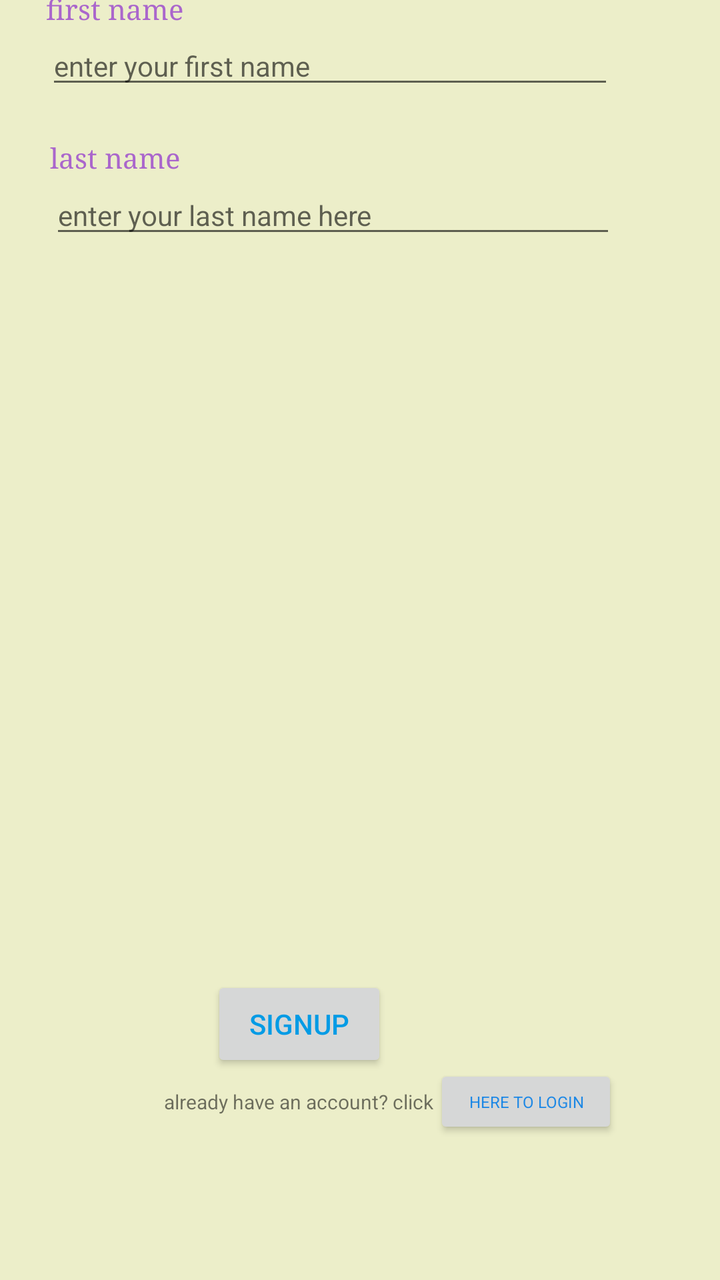
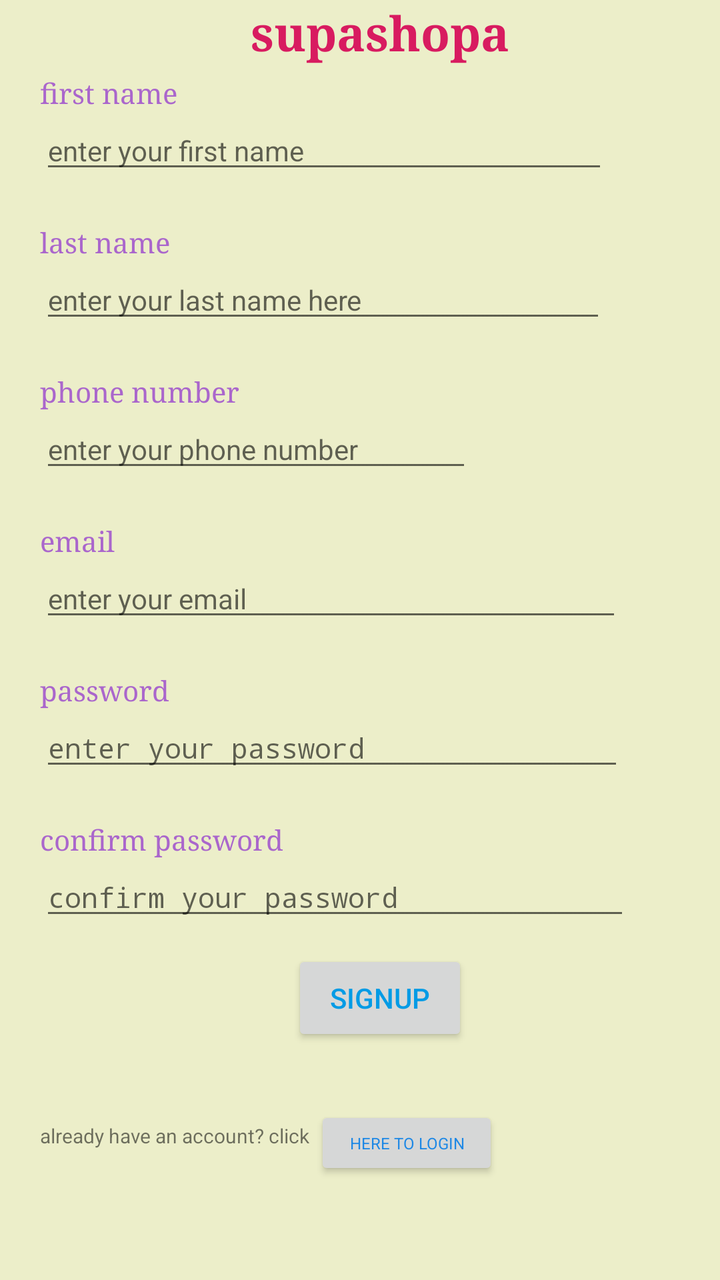

An Android layout rendered at two revisions. The XML below is the earlier revision; the diff shows what the commit changed to produce the second picture.
<!-- AndroidManifest.xml: application theme AppTheme -->
<!-- res/layout/activity_signup.xml -->
<?xml version="1.0" encoding="utf-8"?>
<androidx.constraintlayout.widget.ConstraintLayout xmlns:android="http://schemas.android.com/apk/res/android"
    xmlns:app="http://schemas.android.com/apk/res-auto"
    xmlns:tools="http://schemas.android.com/tools"
    android:layout_width="match_parent"
    android:layout_height="match_parent"
    android:background="#3EC0CA33"
    tools:context=".signUpActivity">

    <TextView
        android:id="@+id/textView25"
        android:layout_width="match_parent"
        android:layout_height="37dp"
        android:layout_marginBottom="669dp"
        android:text="supashopa"
        android:textAlignment="center"
        android:textAppearance="@style/TextAppearance.AppCompat.Large"
        android:textColor="#D81B60"
        android:textSize="24sp"
        android:textStyle="bold"
        android:typeface="serif"
        app:layout_constraintBottom_toBottomOf="parent"
        app:layout_constraintEnd_toEndOf="parent"
        app:layout_constraintStart_toStartOf="parent"
        app:layout_constraintTop_toTopOf="parent"
        app:layout_constraintVertical_bias="0.0" />


    <EditText
        android:id="@+id/et_lastname"
        android:layout_width="283dp"
        android:layout_height="wrap_content"
        android:ems="10"
        android:hint="enter your last name here  "
        android:inputType="textPersonName"
        android:singleLine="false"
        android:textIsSelectable="false"
        android:textSize="14sp"
        android:visibility="visible"
        app:layout_constraintEnd_toEndOf="@+id/textView22"
        app:layout_constraintHorizontal_bias="0.0"
        app:layout_constraintStart_toStartOf="@+id/textView22"
        app:layout_constraintTop_toBottomOf="@+id/textView22" />



    <TextView
        android:id="@+id/textView20"
        android:layout_width="wrap_content"
        android:layout_height="wrap_content"
        android:text="first name"
        android:textColor="@android:color/holo_purple"
        android:typeface="serif"
        app:layout_constraintBottom_toBottomOf="parent"
        app:layout_constraintEnd_toEndOf="parent"
        app:layout_constraintHorizontal_bias="0.079"
        app:layout_constraintStart_toStartOf="parent"
        app:layout_constraintTop_toBottomOf="@+id/textView25"
        app:layout_constraintVertical_bias="0.048" />

    <TextView
        android:id="@+id/textView22"
        android:layout_width="wrap_content"
        android:layout_height="wrap_content"
        android:layout_marginTop="20dp"
        android:text="last name"
        android:textColor="@android:color/holo_purple"
        android:typeface="serif"
        app:layout_constraintBottom_toBottomOf="parent"
        app:layout_constraintEnd_toEndOf="@+id/textView20"
        app:layout_constraintStart_toStartOf="@+id/textView20"
        app:layout_constraintTop_toBottomOf="@+id/et_firstname"
        app:layout_constraintVertical_bias="0.0" />

    <TextView
        android:id="@+id/textView26"
        android:layout_width="wrap_content"
        android:layout_height="wrap_content"
        android:layout_marginTop="20dp"
        android:layout_marginEnd="300dp"
        android:text="phone number"
        android:textColor="@android:color/holo_purple"
        android:typeface="serif"
        app:layout_constraintBottom_toBottomOf="parent"
        app:layout_constraintEnd_toEndOf="@+id/et_lastname"
        app:layout_constraintHorizontal_bias="0.0"
        app:layout_constraintStart_toStartOf="@+id/et_lastname"
        app:layout_constraintTop_toBottomOf="@+id/et_lastname"
        app:layout_constraintVertical_bias="0.002" />

    <TextView
        android:id="@+id/textView27"
        android:layout_width="wrap_content"
        android:layout_height="wrap_content"
        android:layout_marginTop="20dp"
        android:text="email"
        android:textColor="@android:color/holo_purple"
        android:typeface="serif"
        app:layout_constraintBottom_toBottomOf="parent"
        app:layout_constraintEnd_toEndOf="@+id/textView26"
        app:layout_constraintHorizontal_bias="0.0"
        app:layout_constraintStart_toStartOf="@+id/textView26"
        app:layout_constraintTop_toBottomOf="@+id/et_phone"
        app:layout_constraintVertical_bias="0.0" />

    <TextView
        android:id="@+id/textView28"
        android:layout_width="wrap_content"
        android:layout_height="wrap_content"
        android:layout_marginTop="20dp"
        android:text="password"
        android:textColor="@android:color/holo_purple"
        android:typeface="serif"
        app:layout_constraintBottom_toBottomOf="parent"
        app:layout_constraintEnd_toEndOf="@+id/textView27"
        app:layout_constraintHorizontal_bias="0.0"
        app:layout_constraintStart_toStartOf="@+id/textView27"
        app:layout_constraintTop_toBottomOf="@+id/et_email"
        app:layout_constraintVertical_bias="0.0" />

    <TextView
        android:id="@+id/textView29"
        android:layout_width="wrap_content"
        android:layout_height="wrap_content"
        android:layout_marginTop="20dp"
        android:text="confirm password"
        android:textColor="@android:color/holo_purple"
        android:typeface="serif"
        app:layout_constraintBottom_toBottomOf="parent"
        app:layout_constraintEnd_toEndOf="@+id/textView27"
        app:layout_constraintHorizontal_bias="0.0"
        app:layout_constraintStart_toStartOf="@+id/textView27"
        app:layout_constraintTop_toBottomOf="@+id/et_password"
        app:layout_constraintVertical_bias="0.0" />

    <EditText
        android:id="@+id/et_firstname"
        android:layout_width="284dp"
        android:layout_height="wrap_content"
        android:ems="10"
        android:hint="enter your first name"
        android:inputType="textPersonName"
        android:singleLine="false"
        android:textIsSelectable="false"
        android:textSize="14sp"
        android:visibility="visible"
        app:layout_constraintEnd_toEndOf="@+id/textView20"
        app:layout_constraintHorizontal_bias="0.0"
        app:layout_constraintStart_toStartOf="@+id/textView20"
        app:layout_constraintTop_toBottomOf="@+id/textView20" />

    <EditText
        android:id="@+id/et_phone"
        android:layout_width="216dp"
        android:layout_height="wrap_content"
        android:ems="10"
        android:hint="enter your phone number"
        android:inputType="phone"
        android:textSize="14sp"
        app:layout_constraintEnd_toEndOf="@+id/textView26"
        app:layout_constraintHorizontal_bias="0.0"
        app:layout_constraintStart_toStartOf="@+id/textView26"
        app:layout_constraintTop_toBottomOf="@+id/textView26" />

    <EditText
        android:id="@+id/et_email"
        android:layout_width="291dp"
        android:layout_height="wrap_content"
        android:ems="10"
        android:hint="enter your email"
        android:inputType="textEmailAddress"
        android:textSize="14sp"
        app:layout_constraintEnd_toEndOf="@+id/textView27"
        app:layout_constraintHorizontal_bias="0.0"
        app:layout_constraintStart_toStartOf="@+id/textView27"
        app:layout_constraintTop_toBottomOf="@+id/textView27" />

    <EditText
        android:id="@+id/et_password"
        android:layout_width="292dp"
        android:layout_height="wrap_content"
        android:ems="10"
        android:hint="enter your password"
        android:inputType="textPassword"
        android:textSize="14sp"
        app:layout_constraintEnd_toEndOf="@+id/textView28"
        app:layout_constraintHorizontal_bias="0.0"
        app:layout_constraintStart_toStartOf="@+id/textView28"
        app:layout_constraintTop_toBottomOf="@+id/textView28" />

    <EditText
        android:id="@+id/et_confirmpassword"
        android:layout_width="295dp"
        android:layout_height="wrap_content"
        android:ems="10"
        android:hint="confirm your password"
        android:inputType="textPassword"
        android:textSize="14sp"
        app:layout_constraintEnd_toEndOf="@+id/textView29"
        app:layout_constraintHorizontal_bias="0.0"
        app:layout_constraintStart_toStartOf="@+id/textView29"
        app:layout_constraintTop_toBottomOf="@+id/textView29" />

    <Button
        android:id="@+id/btn_signup"
        android:layout_width="wrap_content"
        android:layout_height="wrap_content"
        android:text="signup"
        android:textColor="#039BE5"
        app:layout_constraintBottom_toBottomOf="parent"
        app:layout_constraintEnd_toEndOf="parent"
        app:layout_constraintHorizontal_bias="0.388"
        app:layout_constraintStart_toStartOf="parent"
        app:layout_constraintTop_toBottomOf="@+id/et_confirmpassword"
        app:layout_constraintVertical_bias="0.383" />

    <TextView
        android:id="@+id/textView30"
        android:layout_width="wrap_content"
        android:layout_height="wrap_content"
        android:layout_marginTop="8dp"
        android:text="already have an account? click"
        android:textSize="10sp"
        app:layout_constraintEnd_toEndOf="@+id/btn_signup"
        app:layout_constraintHorizontal_bias="0.508"
        app:layout_constraintStart_toStartOf="@+id/btn_signup"
        app:layout_constraintTop_toBottomOf="@+id/btn_signup" />

    <Button
        android:id="@+id/btn_gotologin"
        android:layout_width="92dp"
        android:layout_height="37dp"
        android:fadingEdge="none"
        android:fontFamily="sans-serif"
        android:text="here to login"
        android:textColor="#1E88E5"
        android:textSize="8sp"
        android:typeface="serif"
        app:layout_constraintBottom_toBottomOf="@+id/textView30"
        app:layout_constraintStart_toEndOf="@+id/textView30"
        app:layout_constraintTop_toTopOf="@+id/textView30" />
</androidx.constraintlayout.widget.ConstraintLayout>
<!-- resources referenced by this layout -->
<resources>
  <style name="AppTheme" parent="Theme.AppCompat.Light.NoActionBar">
          <item name="colorPrimary">@color/colorPrimary</item>
          <item name="colorPrimaryDark">@color/colorPrimaryDark</item>
          <item name="colorAccent">@color/colorAccent</item>
      </style>
  <color name="colorPrimary">#F508FD</color>
  <color name="colorPrimaryDark">#9E06B8</color>
  <color name="colorAccent">#D81B60</color>
</resources>

<!-- the commit's change to res/layout/activity_signup.xml (unified diff, before → after) -->
@@ -7,236 +7,182 @@
     android:background="#3EC0CA33"
     tools:context=".signUpActivity">
 
-    <TextView
-        android:id="@+id/textView25"
+
+    <LinearLayout
         android:layout_width="match_parent"
-        android:layout_height="37dp"
-        android:layout_marginBottom="669dp"
-        android:text="supashopa"
-        android:textAlignment="center"
-        android:textAppearance="@style/TextAppearance.AppCompat.Large"
-        android:textColor="#D81B60"
-        android:textSize="24sp"
-        android:textStyle="bold"
-        android:typeface="serif"
+        android:layout_height="match_parent"
+        android:orientation="vertical"
         app:layout_constraintBottom_toBottomOf="parent"
         app:layout_constraintEnd_toEndOf="parent"
         app:layout_constraintStart_toStartOf="parent"
         app:layout_constraintTop_toTopOf="parent"
-        app:layout_constraintVertical_bias="0.0" />
+        android:paddingStart="20dp">
+
+        <TextView
+            android:id="@+id/textView25"
+            android:layout_width="match_parent"
+            android:layout_height="37dp"
+            android:text="supashopa"
+            android:textAlignment="center"
+            android:textAppearance="@style/TextAppearance.AppCompat.Large"
+            android:textColor="#D81B60"
+            android:textSize="24sp"
+            android:textStyle="bold"
+            android:typeface="serif" />
+
+        <TextView
+            android:id="@+id/textView20"
+            android:layout_width="wrap_content"
+            android:layout_height="wrap_content"
+            android:text="first name"
+            android:textColor="@android:color/holo_purple"
+            android:typeface="serif" />
+
+        <EditText
+            android:id="@+id/et_firstname"
+            android:layout_width="284dp"
+            android:layout_height="wrap_content"
+            android:ems="10"
+            android:hint="enter your first name"
+            android:inputType="textPersonName"
+            android:singleLine="false"
+            android:textIsSelectable="false"
+            android:textSize="14sp"
+            android:visibility="visible" />
+
+        <TextView
+            android:id="@+id/textView22"
+            android:layout_width="wrap_content"
+            android:layout_height="wrap_content"
+            android:layout_marginTop="20dp"
+            android:text="last name"
+            android:textColor="@android:color/holo_purple"
+            android:typeface="serif" />
+
+        <EditText
+            android:id="@+id/et_lastname"
+            android:layout_width="283dp"
+            android:layout_height="wrap_content"
+            android:hint="enter your last name here  "
+            android:inputType="textPersonName"
+            android:singleLine="false"
+            android:textIsSelectable="false"
+            android:textSize="14sp"
+            android:visibility="visible" />
+
+        <TextView
+            android:id="@+id/textView26"
+            android:layout_width="wrap_content"
+            android:layout_height="wrap_content"
+            android:layout_marginTop="20dp"
+            android:text="phone number"
+            android:textColor="@android:color/holo_purple"
+            android:typeface="serif" />
+
+        <EditText
+            android:id="@+id/et_phone"
+            android:layout_width="216dp"
+            android:layout_height="wrap_content"
+            android:ems="10"
+            android:hint="enter your phone number"
+            android:inputType="phone"
+            android:textSize="14sp" />
+
+        <TextView
+            android:id="@+id/textView27"
+            android:layout_width="wrap_content"
+            android:layout_height="wrap_content"
+            android:layout_marginTop="20dp"
+            android:text="email"
+            android:textColor="@android:color/holo_purple"
+            android:typeface="serif" />
+
+        <EditText
+            android:id="@+id/et_email"
+            android:layout_width="291dp"
+            android:layout_height="wrap_content"
+            android:ems="10"
+            android:hint="enter your email"
+            android:inputType="textEmailAddress"
+            android:textSize="14sp" />
+
+        <TextView
+            android:id="@+id/textView28"
+            android:layout_width="wrap_content"
+            android:layout_height="wrap_content"
+            android:layout_marginTop="20dp"
+            android:text="password"
+            android:textColor="@android:color/holo_purple"
+            android:typeface="serif" />
+
+        <EditText
+            android:id="@+id/et_password"
+            android:layout_width="292dp"
+            android:layout_height="wrap_content"
+            android:ems="10"
+            android:hint="enter your password"
+            android:inputType="textPassword"
+            android:textSize="14sp" />
+
+        <TextView
+            android:id="@+id/textView29"
+            android:layout_width="wrap_content"
+            android:layout_height="wrap_content"
+            android:layout_marginTop="20dp"
+            android:text="confirm password"
+            android:textColor="@android:color/holo_purple"
+            android:typeface="serif" />
+
+        <EditText
+            android:id="@+id/et_confirmpassword"
+            android:layout_width="295dp"
+            android:layout_height="wrap_content"
+            android:ems="10"
+            android:hint="confirm your password"
+            android:inputType="textPassword"
+            android:textSize="14sp" />
+        <Space
+            android:layout_width="wrap_content"
+            android:layout_height="10dp"/>
+
+        <Button
+            android:id="@+id/btn_signup"
+            android:layout_width="wrap_content"
+            android:layout_height="wrap_content"
+            android:text="signup"
+            android:textColor="#039BE5"
+            android:layout_gravity="center_horizontal"/>
+        <Space
+            android:layout_width="wrap_content"
+            android:layout_height="30dp"/>
+
+        <LinearLayout
+            android:layout_width="match_parent"
+            android:layout_height="wrap_content"
+            android:orientation="horizontal">
+
+            <TextView
+                android:id="@+id/textView30"
+                android:layout_width="wrap_content"
+                android:layout_height="wrap_content"
+                android:layout_marginTop="8dp"
+                android:text="already have an account? click "
+                android:textSize="10sp" />
+
+            <Button
+                android:id="@+id/btn_gotologin"
+                android:layout_width="92dp"
+                android:layout_height="37dp"
+                android:layout_gravity="center_horizontal"
+                android:fadingEdge="none"
+                android:fontFamily="sans-serif"
+                android:text="here to login"
+                android:textColor="#1E88E5"
+                android:textSize="8sp"
+                android:typeface="serif" />
+        </LinearLayout>
+
+    </LinearLayout>
 
 
-    <EditText
-        android:id="@+id/et_lastname"
-        android:layout_width="283dp"
-        android:layout_height="wrap_content"
-        android:ems="10"
-        android:hint="enter your last name here  "
-        android:inputType="textPersonName"
-        android:singleLine="false"
-        android:textIsSelectable="false"
-        android:textSize="14sp"
-        android:visibility="visible"
-        app:layout_constraintEnd_toEndOf="@+id/textView22"
-        app:layout_constraintHorizontal_bias="0.0"
-        app:layout_constraintStart_toStartOf="@+id/textView22"
-        app:layout_constraintTop_toBottomOf="@+id/textView22" />
-
-
-
-    <TextView
-        android:id="@+id/textView20"
-        android:layout_width="wrap_content"
-        android:layout_height="wrap_content"
-        android:text="first name"
-        android:textColor="@android:color/holo_purple"
-        android:typeface="serif"
-        app:layout_constraintBottom_toBottomOf="parent"
-        app:layout_constraintEnd_toEndOf="parent"
-        app:layout_constraintHorizontal_bias="0.079"
-        app:layout_constraintStart_toStartOf="parent"
-        app:layout_constraintTop_toBottomOf="@+id/textView25"
-        app:layout_constraintVertical_bias="0.048" />
-
-    <TextView
-        android:id="@+id/textView22"
-        android:layout_width="wrap_content"
-        android:layout_height="wrap_content"
-        android:layout_marginTop="20dp"
-        android:text="last name"
-        android:textColor="@android:color/holo_purple"
-        android:typeface="serif"
-        app:layout_constraintBottom_toBottomOf="parent"
-        app:layout_constraintEnd_toEndOf="@+id/textView20"
-        app:layout_constraintStart_toStartOf="@+id/textView20"
-        app:layout_constraintTop_toBottomOf="@+id/et_firstname"
-        app:layout_constraintVertical_bias="0.0" />
-
-    <TextView
-        android:id="@+id/textView26"
-        android:layout_width="wrap_content"
-        android:layout_height="wrap_content"
-        android:layout_marginTop="20dp"
-        android:layout_marginEnd="300dp"
-        android:text="phone number"
-        android:textColor="@android:color/holo_purple"
-        android:typeface="serif"
-        app:layout_constraintBottom_toBottomOf="parent"
-        app:layout_constraintEnd_toEndOf="@+id/et_lastname"
-        app:layout_constraintHorizontal_bias="0.0"
-        app:layout_constraintStart_toStartOf="@+id/et_lastname"
-        app:layout_constraintTop_toBottomOf="@+id/et_lastname"
-        app:layout_constraintVertical_bias="0.002" />
-
-    <TextView
-        android:id="@+id/textView27"
-        android:layout_width="wrap_content"
-        android:layout_height="wrap_content"
-        android:layout_marginTop="20dp"
-        android:text="email"
-        android:textColor="@android:color/holo_purple"
-        android:typeface="serif"
-        app:layout_constraintBottom_toBottomOf="parent"
-        app:layout_constraintEnd_toEndOf="@+id/textView26"
-        app:layout_constraintHorizontal_bias="0.0"
-        app:layout_constraintStart_toStartOf="@+id/textView26"
-        app:layout_constraintTop_toBottomOf="@+id/et_phone"
-        app:layout_constraintVertical_bias="0.0" />
-
-    <TextView
-        android:id="@+id/textView28"
-        android:layout_width="wrap_content"
-        android:layout_height="wrap_content"
-        android:layout_marginTop="20dp"
-        android:text="password"
-        android:textColor="@android:color/holo_purple"
-        android:typeface="serif"
-        app:layout_constraintBottom_toBottomOf="parent"
-        app:layout_constraintEnd_toEndOf="@+id/textView27"
-        app:layout_constraintHorizontal_bias="0.0"
-        app:layout_constraintStart_toStartOf="@+id/textView27"
-        app:layout_constraintTop_toBottomOf="@+id/et_email"
-        app:layout_constraintVertical_bias="0.0" />
-
-    <TextView
-        android:id="@+id/textView29"
-        android:layout_width="wrap_content"
-        android:layout_height="wrap_content"
-        android:layout_marginTop="20dp"
-        android:text="confirm password"
-        android:textColor="@android:color/holo_purple"
-        android:typeface="serif"
-        app:layout_constraintBottom_toBottomOf="parent"
-        app:layout_constraintEnd_toEndOf="@+id/textView27"
-        app:layout_constraintHorizontal_bias="0.0"
-        app:layout_constraintStart_toStartOf="@+id/textView27"
-        app:layout_constraintTop_toBottomOf="@+id/et_password"
-        app:layout_constraintVertical_bias="0.0" />
-
-    <EditText
-        android:id="@+id/et_firstname"
-        android:layout_width="284dp"
-        android:layout_height="wrap_content"
-        android:ems="10"
-        android:hint="enter your first name"
-        android:inputType="textPersonName"
-        android:singleLine="false"
-        android:textIsSelectable="false"
-        android:textSize="14sp"
-        android:visibility="visible"
-        app:layout_constraintEnd_toEndOf="@+id/textView20"
-        app:layout_constraintHorizontal_bias="0.0"
-        app:layout_constraintStart_toStartOf="@+id/textView20"
-        app:layout_constraintTop_toBottomOf="@+id/textView20" />
-
-    <EditText
-        android:id="@+id/et_phone"
-        android:layout_width="216dp"
-        android:layout_height="wrap_content"
-        android:ems="10"
-        android:hint="enter your phone number"
-        android:inputType="phone"
-        android:textSize="14sp"
-        app:layout_constraintEnd_toEndOf="@+id/textView26"
-        app:layout_constraintHorizontal_bias="0.0"
-        app:layout_constraintStart_toStartOf="@+id/textView26"
-        app:layout_constraintTop_toBottomOf="@+id/textView26" />
-
-    <EditText
-        android:id="@+id/et_email"
-        android:layout_width="291dp"
-        android:layout_height="wrap_content"
-        android:ems="10"
-        android:hint="enter your email"
-        android:inputType="textEmailAddress"
-        android:textSize="14sp"
-        app:layout_constraintEnd_toEndOf="@+id/textView27"
-        app:layout_constraintHorizontal_bias="0.0"
-        app:layout_constraintStart_toStartOf="@+id/textView27"
-        app:layout_constraintTop_toBottomOf="@+id/textView27" />
-
-    <EditText
-        android:id="@+id/et_password"
-        android:layout_width="292dp"
-        android:layout_height="wrap_content"
-        android:ems="10"
-        android:hint="enter your password"
-        android:inputType="textPassword"
-        android:textSize="14sp"
-        app:layout_constraintEnd_toEndOf="@+id/textView28"
-        app:layout_constraintHorizontal_bias="0.0"
-        app:layout_constraintStart_toStartOf="@+id/textView28"
-        app:layout_constraintTop_toBottomOf="@+id/textView28" />
-
-    <EditText
-        android:id="@+id/et_confirmpassword"
-        android:layout_width="295dp"
-        android:layout_height="wrap_content"
-        android:ems="10"
-        android:hint="confirm your password"
-        android:inputType="textPassword"
-        android:textSize="14sp"
-        app:layout_constraintEnd_toEndOf="@+id/textView29"
-        app:layout_constraintHorizontal_bias="0.0"
-        app:layout_constraintStart_toStartOf="@+id/textView29"
-        app:layout_constraintTop_toBottomOf="@+id/textView29" />
-
-    <Button
-        android:id="@+id/btn_signup"
-        android:layout_width="wrap_content"
-        android:layout_height="wrap_content"
-        android:text="signup"
-        android:textColor="#039BE5"
-        app:layout_constraintBottom_toBottomOf="parent"
-        app:layout_constraintEnd_toEndOf="parent"
-        app:layout_constraintHorizontal_bias="0.388"
-        app:layout_constraintStart_toStartOf="parent"
-        app:layout_constraintTop_toBottomOf="@+id/et_confirmpassword"
-        app:layout_constraintVertical_bias="0.383" />
-
-    <TextView
-        android:id="@+id/textView30"
-        android:layout_width="wrap_content"
-        android:layout_height="wrap_content"
-        android:layout_marginTop="8dp"
-        android:text="already have an account? click"
-        android:textSize="10sp"
-        app:layout_constraintEnd_toEndOf="@+id/btn_signup"
-        app:layout_constraintHorizontal_bias="0.508"
-        app:layout_constraintStart_toStartOf="@+id/btn_signup"
-        app:layout_constraintTop_toBottomOf="@+id/btn_signup" />
-
-    <Button
-        android:id="@+id/btn_gotologin"
-        android:layout_width="92dp"
-        android:layout_height="37dp"
-        android:fadingEdge="none"
-        android:fontFamily="sans-serif"
-        android:text="here to login"
-        android:textColor="#1E88E5"
-        android:textSize="8sp"
-        android:typeface="serif"
-        app:layout_constraintBottom_toBottomOf="@+id/textView30"
-        app:layout_constraintStart_toEndOf="@+id/textView30"
-        app:layout_constraintTop_toTopOf="@+id/textView30" />
 </androidx.constraintlayout.widget.ConstraintLayout>
